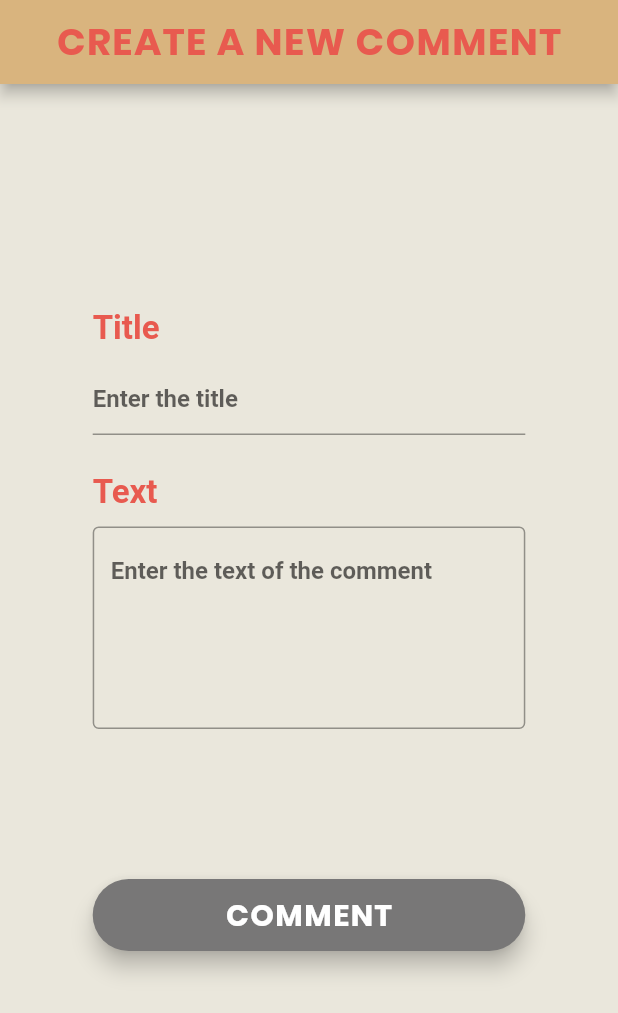
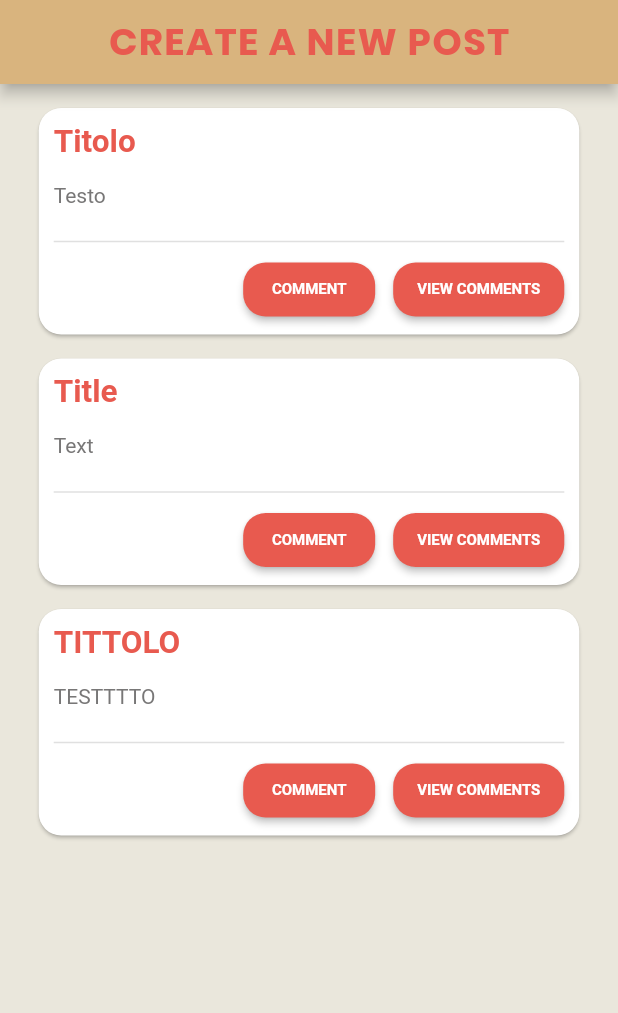
Before and after one commit to teddyedo/Microblog-mobile, a Flutter app: the screen it shows after launch, on a phone screen of 412 x 824 dp. Shown: the top 1013 px of the screen. Run offline on Flutter 3.47's test engine with Material 2 defaults, Android fonts, the light colour scheme and no system bars.

Commit message:
added models and implemented postLists page

```diff
--- a/lib/main.dart
+++ b/lib/main.dart
@@ -6,9 +6,10 @@ import 'package:microblog/pages/home.dart';
 import 'package:microblog/pages/login.dart';
 import 'package:microblog/pages/logout.dart';
 import 'package:microblog/pages/notPermitted.dart';
+import 'package:microblog/pages/postList.dart';
 import 'package:microblog/pages/registration.dart';
 
 void main() => runApp(MaterialApp(
-  home: CreateComment(),
+  home: PostList(),
 
 ));
--- /dev/null
+++ b/lib/model/Comment.dart
@@ -0,0 +1,13 @@
+
+import 'Post.dart';
+import 'Utente.dart';
+
+class Comment {
+
+  int _Id;
+  String _Testo;
+  String _Titolo;
+  DateTime _DataOra;
+  Utente _Utente;
+  Post _Post;
+}
--- /dev/null
+++ b/lib/model/Post.dart
@@ -0,0 +1,45 @@
+
+import 'package:microblog/model/Utente.dart';
+
+class Post{
+
+  int _Id;
+  //DateTime _DataOra;
+  String _Testo;
+  String _Titolo;
+  //Utente _utente;
+
+  Post(this._Id, this._Titolo, this._Testo);
+
+//  Utente get utente => _utente;
+//
+//  set utente(Utente value) {
+//    _utente = value;
+//  }
+
+  String get Titolo => _Titolo;
+
+  set Titolo(String value) {
+    _Titolo = value;
+  }
+
+  String get Testo => _Testo;
+
+  set Testo(String value) {
+    _Testo = value;
+  }
+
+//  DateTime get DataOra => _DataOra;
+//
+//  set DataOra(DateTime value) {
+//    _DataOra = value;
+//  }
+
+  int get Id => _Id;
+
+  set Id(int value) {
+    _Id = value;
+  }
+
+
+}
--- /dev/null
+++ b/lib/model/Utente.dart
@@ -0,0 +1,51 @@
+
+class Utente {
+
+  int _Id;
+  String _Username;
+  String _Password;
+  String _Email;
+  String _SALT;
+  String _Roles;
+
+  Utente(this._Id, this._Username, this._Password, this._Email, this._SALT,
+      this._Roles);
+
+  String get Roles => _Roles;
+
+  set Roles(String value) {
+    _Roles = value;
+  }
+
+  String get SALT => _SALT;
+
+  set SALT(String value) {
+    _SALT = value;
+  }
+
+  String get Email => _Email;
+
+  set Email(String value) {
+    _Email = value;
+  }
+
+  String get Password => _Password;
+
+  set Password(String value) {
+    _Password = value;
+  }
+
+  String get Username => _Username;
+
+  set Username(String value) {
+    _Username = value;
+  }
+
+  int get Id => _Id;
+
+  set Id(int value) {
+    _Id = value;
+  }
+
+
+}
--- /dev/null
+++ b/lib/pages/postCard.dart
@@ -0,0 +1,112 @@
+import 'package:flutter/cupertino.dart';
+import 'package:flutter/material.dart';
+
+Widget postCard(post){
+  return Card(
+    margin: EdgeInsets.fromLTRB(16, 16, 16, 0),
+    shape: RoundedRectangleBorder(
+      borderRadius: BorderRadius.circular(15),
+    ),
+    child: Column(
+      children: <Widget>[
+        Row(
+          children: <Widget>[
+            SizedBox(height: 5,),
+            Padding(
+              padding: const EdgeInsets.fromLTRB(10, 10, 6, 0),
+              child: Text(
+                '${post.Titolo}',
+                style: TextStyle(
+                  fontFamily: 'Roboto',
+                  fontSize: 21,
+                  fontWeight: FontWeight.bold,
+                  color: Color.fromRGBO(232, 90, 79, 1),
+                ),
+              ),
+            ),
+          ],
+        ),
+        Row(
+          children: <Widget>[
+            SizedBox(height: 10),
+            Padding(
+              padding: const EdgeInsets.fromLTRB(10, 15, 6, 15),
+              child: Text(
+                '${post.Testo}',
+                style: TextStyle(
+                  fontFamily: 'Roboto',
+                  fontSize: 14,
+                  color: Color.fromRGBO(120, 119, 119, 1),
+                ),
+              ),
+            ),
+
+          ],
+        ),
+        Padding(
+          padding: const EdgeInsets.symmetric(horizontal: 10),
+          child: Row(
+            children: <Widget>[
+              Expanded(
+                child: Divider(
+                  thickness: 1,
+                ),
+              ),
+            ],
+          ),
+        ),
+        Row(
+          mainAxisAlignment: MainAxisAlignment.end,
+          children: <Widget>[
+            Column(
+              children: <Widget>[
+                Padding(
+                  padding: const EdgeInsets.fromLTRB(6,0,6,6),
+                  child: RaisedButton(
+                    shape: RoundedRectangleBorder(
+                      borderRadius: BorderRadius.circular(15),
+                    ),
+                    onPressed: () {},
+                    color: Color.fromRGBO(232, 90, 79, 1),
+                    child: Text(
+                      'COMMENT',
+                      style: TextStyle(
+                        fontSize: 10,
+                        fontFamily: 'Roboto',
+                        fontWeight: FontWeight.bold,
+                        color: Colors.white,
+                      ),
+                    ),
+                  ),
+                ),
+              ],
+            ),
+            Column(
+              children: <Widget>[
+                Padding(
+                  padding: const EdgeInsets.fromLTRB(6,0,10,6),
+                  child: RaisedButton(
+                    shape: RoundedRectangleBorder(
+                      borderRadius: BorderRadius.circular(15),
+                    ),
+                    onPressed: () {},
+                    color: Color.fromRGBO(232, 90, 79, 1),
+                    child: Text(
+                      'VIEW COMMENTS',
+                      style: TextStyle(
+                        fontSize: 10,
+                        fontFamily: 'Roboto',
+                        fontWeight: FontWeight.bold,
+                        color: Colors.white,
+                      ),
+                    ),
+                  ),
+                ),
+              ],
+            )
+          ],
+        )
+      ],
+    ),
+  );
+}
--- /dev/null
+++ b/lib/pages/postList.dart
@@ -0,0 +1,62 @@
+import 'package:flutter/material.dart';
+import 'package:microblog/model/Post.dart';
+import 'package:microblog/pages/postCard.dart';
+
+
+class PostList extends StatefulWidget {
+  @override
+  _PostListState createState() => _PostListState();
+}
+
+class _PostListState extends State<PostList> {
+
+  List<Post> postList = [
+    Post(1, 'Titolo', 'Testo'),
+    Post(2, 'Title', 'Text'),
+    Post(3, 'TITTOLO', 'TESTTTTO')
+  ];
+
+
+
+  @override
+  Widget build(BuildContext context) {
+    return Scaffold(
+        resizeToAvoidBottomInset: true,
+        backgroundColor: Color.fromRGBO(234, 231, 220, 1),
+        appBar: AppBar(
+          title: Text(
+            'CREATE A NEW POST',
+            style: TextStyle(
+                color: Color.fromRGBO(232, 90, 79, 1),
+                fontSize: 25,
+                fontFamily: 'Poppins',
+                letterSpacing: 1.0,
+                fontWeight: FontWeight.bold
+            ),
+          ),
+          backgroundColor: Color.fromRGBO(217, 180, 126, 1),
+          centerTitle: true,
+        ),
+        body: SingleChildScrollView(
+          child:Row(
+            children: <Widget>[
+              Expanded(child: SizedBox(),
+                flex: 1,),
+              Expanded(
+                flex: 40,
+                child: Column(
+                  crossAxisAlignment: CrossAxisAlignment.stretch,
+                  mainAxisAlignment: MainAxisAlignment.center,
+                  children: postList.map((post){
+                    return postCard(post);
+                  }).toList(),
+                ),
+              ),
+              Expanded(child: SizedBox(),
+                flex: 1,)
+            ],
+          ),
+        )
+    );
+  }
+}
```
Also changed, not shown: 3 other files.
